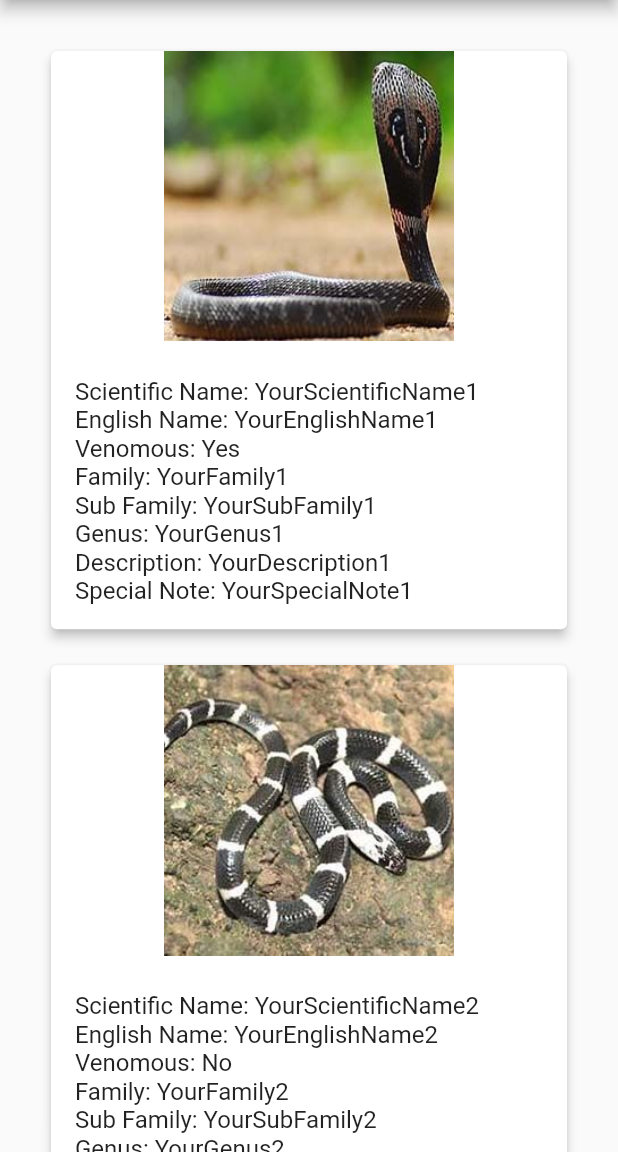
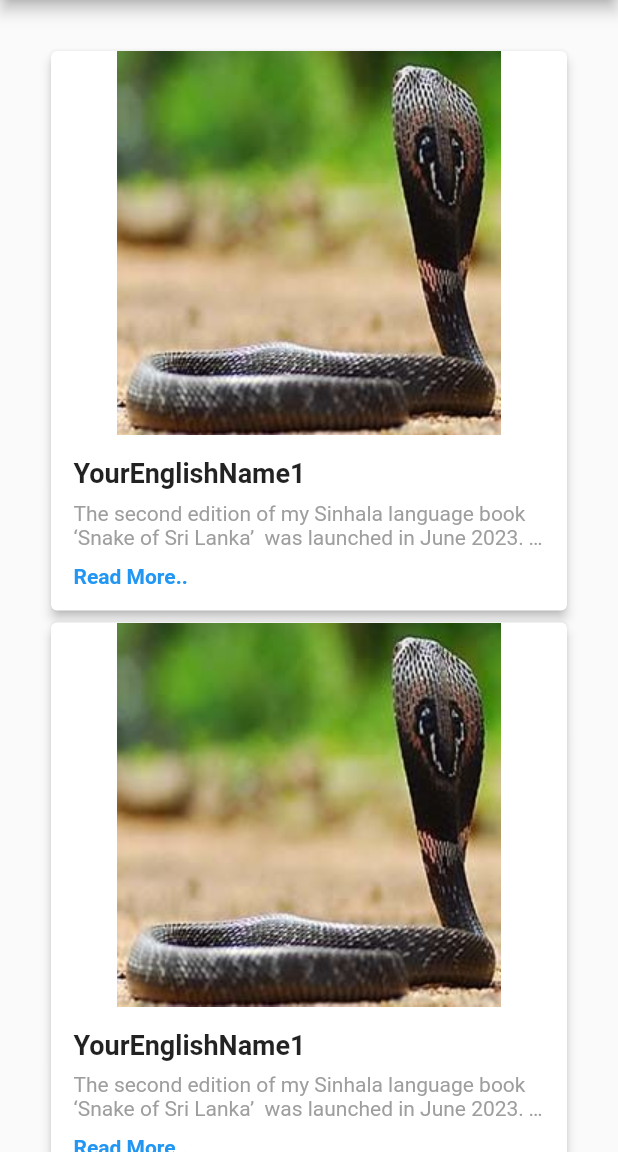
Before and after one commit to DushanthaOlinda/VenomVerseApp, a Flutter app: the InfoPage screen opened directly, on a phone screen of 412 x 824 dp, the part 84-1236 px from its top. Run offline on Flutter 3.47's test engine with Material 2 defaults, Android fonts, the light colour scheme and no system bars; our stand-ins replace animated_bottom_navigation_bar, camera, flutter_login, youtube_player_flutter; missing offline and left inert: app_bar_with_search_switch, easy_pdf_viewer, flutter_credit_card_new, profile, stacked_notification_cards.

Commit message:
Changed all the resources
Changed all the resources in the learn page

```diff
--- a/lib/screens/pages/learning_resources/extra_page.dart
+++ b/lib/screens/pages/learning_resources/extra_page.dart
@@ -1,49 +1,54 @@
+import 'package:VenomVerse/screens/pages/learning_resources/Infor_list/inf1.dart';
 import 'package:flutter/material.dart';
 
+
 class InfoPage extends StatefulWidget {
-  const InfoPage({super.key});
+  const InfoPage({Key? key}) : super(key: key);
 
   @override
   State<InfoPage> createState() => _InfoPageState();
 }
 
-final List<Map<String, dynamic>> articles =  [
+class _InfoPageState extends State<InfoPage> {
+  final List<Map<String, dynamic>> inforPage = [
     {
-      'imagePath': 'assets/images/sp1.jpeg',
-      'scientificName': 'YourScientificName1',
-      'englishName': 'YourEnglishName1',
-      'venomous': true,
-      'family': 'YourFamily1',
-      'subFamily': 'YourSubFamily1',
-      'genus': 'YourGenus1',
-      'description': 'YourDescription1',
-      'specialNote': 'YourSpecialNote1',
+      'title': "YourEnglishName1",
+      'description': "The second edition of my Sinhala language book ‘Snake of Sri Lanka’  was launched in June 2023. This nearly 400-page edition is co-authored with devoted herpetologists",
+      'imageUrl': 'assets/images/sp1.jpeg',
+      'infoPage': const InforPage(),
     },
     {
-      'imagePath': 'assets/images/sp2.jpeg',
-      'scientificName': 'YourScientificName2',
-      'englishName': 'YourEnglishName2',
-      'venomous': false,
-      'family': 'YourFamily2',
-      'subFamily': 'YourSubFamily2',
-      'genus': 'YourGenus2',
-      'description': 'YourDescription2',
-      'specialNote': 'YourSpecialNote2',
+      'title': "YourEnglishName1",
+      'description': "The second edition of my Sinhala language book ‘Snake of Sri Lanka’  was launched in June 2023. This nearly 400-page edition is co-authored with devoted herpetologists",
+      'imageUrl': 'assets/images/sp1.jpeg',
+      'infoPage': const InforPage(),
     },
     {
-      'imagePath': 'assets/images/sp3.jpeg',
-      'scientificName': 'YourScientificName3',
-      'englishName': 'YourEnglishName3',
-      'venomous': true,
-      'family': 'YourFamily3',
-      'subFamily': 'YourSubFamily3',
-      'genus': 'YourGenus3',
-      'description': 'YourDescription3',
-      'specialNote': 'YourSpecialNote3',
+      'title': "YourEnglishName1",
+      'description': "The second edition of my Sinhala language book ‘Snake of Sri Lanka’  was launched in June 2023. This nearly 400-page edition is co-authored with devoted herpetologists",
+      'imageUrl': 'assets/images/sp1.jpeg',
+      'infoPage': const InforPage(),
+    },
+    {
+      'title': "YourEnglishName1",
+      'description': "The second edition of my Sinhala language book ‘Snake of Sri Lanka’  was launched in June 2023. This nearly 400-page edition is co-authored with devoted herpetologists",
+      'imageUrl': 'assets/images/sp1.jpeg',
+      'infoPage': const InforPage(),
+    },
+    {
+      'title': "YourEnglishName1",
+      'description': "The second edition of my Sinhala language book ‘Snake of Sri Lanka’  was launched in June 2023. This nearly 400-page edition is co-authored with devoted herpetologists",
+      'imageUrl': 'assets/images/sp1.jpeg',
+      'infoPage': const InforPage(),
+    },
+    {
+      'title': "YourEnglishName1",
+      'description': "The second edition of my Sinhala language book ‘Snake of Sri Lanka’  was launched in June 2023. This nearly 400-page edition is co-authored with devoted herpetologists",
+      'imageUrl': 'assets/images/sp1.jpeg',
+      'infoPage': const InforPage(),
     },
   ];
 
-class _InfoPageState extends State<InfoPage> {
   @override
   Widget build(BuildContext context) {
     return Scaffold(
@@ -56,21 +61,13 @@ Widget build(BuildContext context) {
           child: SafeArea(
             child: Column(
               children: [
-              for (var article in articles)
-                  Padding(
-                    padding: const EdgeInsets.only(bottom: 16.0),
-                    child: buildArticleCard(
+                for (var infor in inforPage)
+                  buildArticleCard(
                     context,
-                      article['imagePath'],
-                      article['scientificName'],
-                      article['englishName'],
-                      article['venomous'],
-                      article['family'],
-                      article['subFamily'],
-                      article['genus'],
-                      article['description'],
-                      article['specialNote'],
-                    ),
+                    infor['title'],
+                    infor['description'],
+                    infor['imageUrl'],
+                    infor['infoPage'],
                   ),
               ],
             ),
@@ -82,80 +79,57 @@ Widget build(BuildContext context) {
 
 Widget buildArticleCard(
   BuildContext context,
-  String imagePath,
-  String scientificName,
-  String englishName,
-  bool venomous,
-  String family,
-  String subFamily,
-  String genus,
+  String title,
   String description,
-  String specialNote,
+  String imageUrl,
+  Widget infoPage,
 ) {
-  return Card(
+  return InkWell(
+    onTap: () {
+      Navigator.push(
+        context,
+        MaterialPageRoute(builder: (context) => infoPage),
+      );
+    },
+    child: Card(
       elevation: 3.0,
       child: Column(
         crossAxisAlignment: CrossAxisAlignment.start,
         children: [
-        AspectRatio(
-          aspectRatio: 16 / 9,
-          child: Image.asset(
-            imagePath,
-            fit: BoxFit.contain,
+          Center( // Added Center widget here
+            child: Image.asset(imageUrl),
           ),
-        ),
-        const SizedBox(height: 16),
           Padding(
-          padding: const EdgeInsets.fromLTRB(16.0, 8.0, 16.0, 16.0),
+            padding: const EdgeInsets.all(15.0),
             child: Column(
               crossAxisAlignment: CrossAxisAlignment.start,
               children: [
                 Text(
-                "Scientific Name: $scientificName",
+                  title,
                   style: const TextStyle(
-                  fontSize: 16,
+                    fontSize: 18,
+                    fontWeight: FontWeight.bold,
                   ),
+                  maxLines: 2,
+                  overflow: TextOverflow.ellipsis,
                 ),
+                const SizedBox(height: 8),
                 Text(
-                "English Name: $englishName",
+                  description,
                   style: const TextStyle(
-                  fontSize: 16,
+                    fontSize: 14,
+                    color: Colors.grey,
                   ),
+                  maxLines: 2,
+                  overflow: TextOverflow.ellipsis,
                 ),
-              Text(
-                "Venomous: ${venomous ? 'Yes' : 'No'}",
-                style: const TextStyle(
-                  fontSize: 16,
-                ),
-              ),
-              Text(
-                "Family: $family",
-                style: const TextStyle(
-                  fontSize: 16,
-                ),
-              ),
-              Text(
-                "Sub Family: $subFamily",
-                style: const TextStyle(
-                  fontSize: 16,
-                ),
-              ),
-              Text(
-                "Genus: $genus",
-                style: const TextStyle(
-                  fontSize: 16,
-                ),
-              ),
-              Text(
-                "Description: $description",
-                style: const TextStyle(
-                  fontSize: 16,
-                ),
-              ),
-              Text(
-                "Special Note: $specialNote",
-                style: const TextStyle(
-                  fontSize: 16,
+                const SizedBox(height: 10),
+                const Text(
+                  "Read More..",
+                  style: TextStyle(
+                    fontSize: 14,
+                    color: Colors.blue,
+                    fontWeight: FontWeight.bold,
                   ),
                 ),
               ],
@@ -163,6 +137,7 @@ Widget buildArticleCard(
           ),
         ],
       ),
+    ),
   );
 }
 }
```
Also changed, not shown: lib/screens/pages/learning_resources/Infor_list/inf1.dart (added, +151 -0 lines), lib/screens/pages/learning_resources/articles_page.dart (+58 -48 lines), lib/screens/pages/learning_resources/e_books_pages.dart (+68 -59 lines), lib/screens/pages/learning_resources/resource_page.dart (+47 -51 lines). Lines whose indentation alone changed are shown as unchanged.
